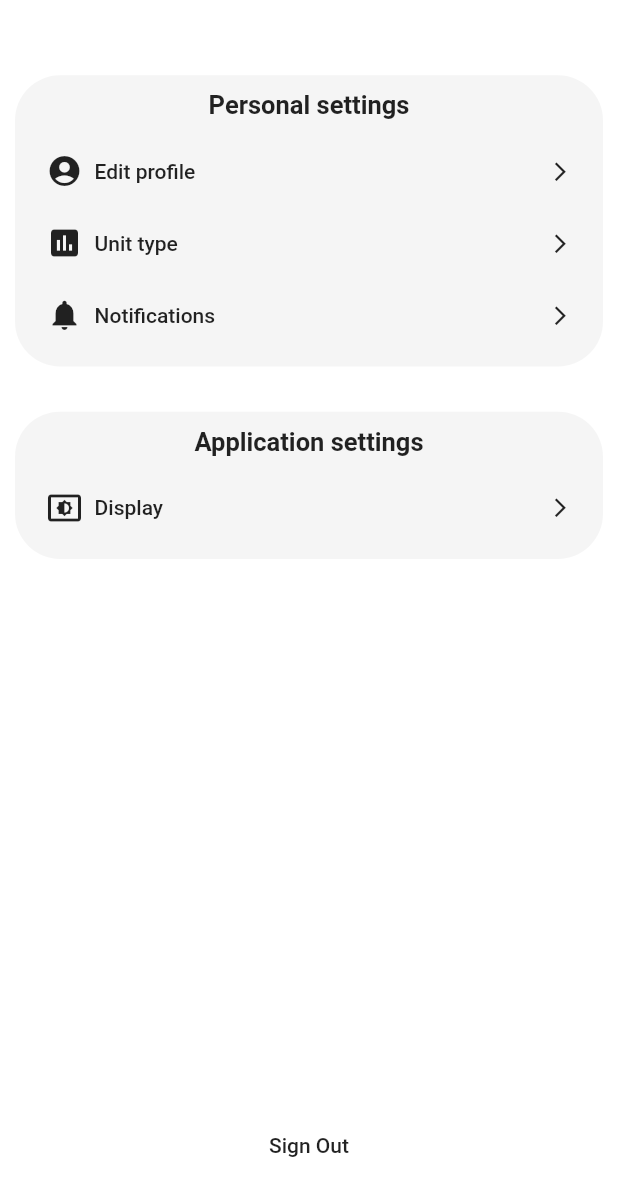
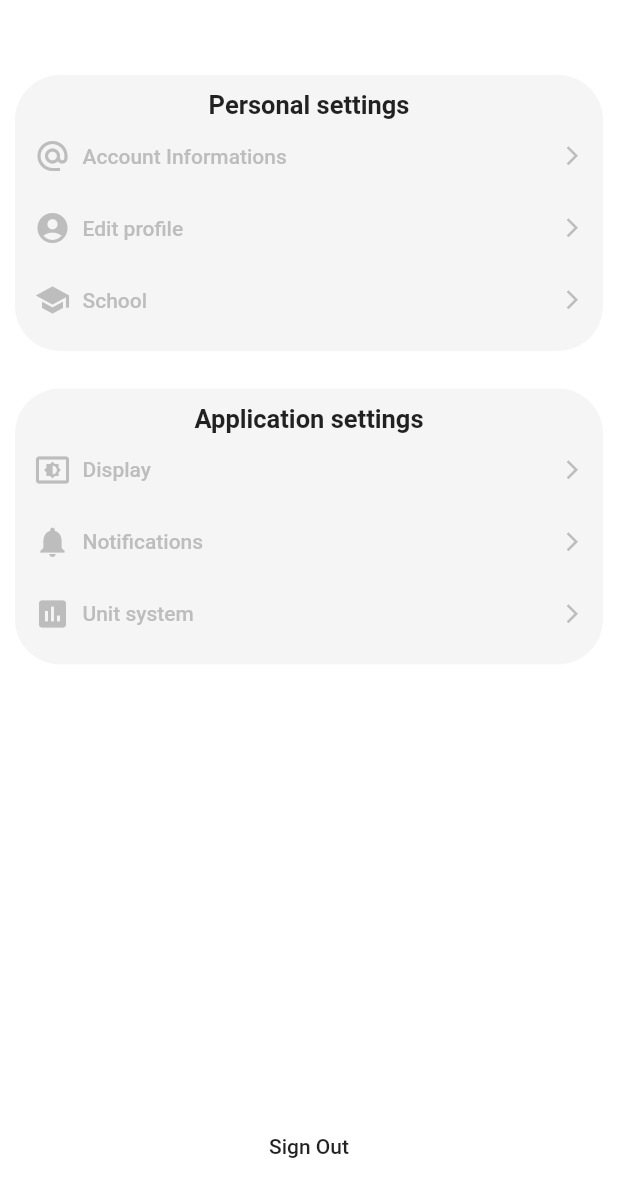
Before and after one commit to Megasix/follow_up_app, a Flutter app: the SettingsPage screen opened directly, on a phone screen of 412 x 824 dp. Shown: the top 1197 px of the screen. Run offline on Flutter 3.47's test engine with Material 2 defaults, Android fonts, the phone set to English and light mode, and no system bars; our stand-ins replace cloud_firestore, firebase_auth, firebase_core, flutter_form_builder, flutter_spinkit, geocoding and 10 more; missing offline and left inert: cloud_firestore_web, firebase_auth_web, firebase_core_web, flutter_facebook_auth, flutter_facebook_auth_web, geolocator_web and 4 more; accounts and stored records are empty.

Commit message:
Update settings_page.dart
Code improvement and update to flutter 2

```diff
--- a/lib/screens/mainMenu/settings/settings_page.dart
+++ b/lib/screens/mainMenu/settings/settings_page.dart
@@ -1,5 +1,6 @@
 import 'package:flutter/material.dart';
 import 'package:follow_up_app/screens/mainMenu/settings/display_settings_form.dart';
+import 'package:follow_up_app/screens/mainMenu/settings/unit_setting_form.dart';
 import 'package:follow_up_app/services/auth.dart';
 
 class SettingsPage extends StatelessWidget {
@@ -7,21 +8,12 @@ class SettingsPage extends StatelessWidget {
 
   @override
   Widget build(BuildContext context) {
-    const _referenceHeight = 820.5714285714286;
-    const _referenceWidth = 411.42857142857144;
-    final double contextHeight = MediaQuery.of(context).size.height;
-    final double contextWidth = MediaQuery.of(context).size.width;
-    var sameTypeVerticalPadding = 10.0 * contextHeight / _referenceHeight;
-    var generalVerticalPadding = 30.0 * contextHeight / _referenceHeight;
-    var heightRatio = contextHeight / _referenceHeight;
-    var widthRatio = contextWidth / _referenceWidth;
-
     void _showSettingsPanel(Widget settingPanel) {
       showModalBottomSheet(
           context: context,
           builder: (context) {
             return Container(
-              padding: EdgeInsets.only(left: 10.0 * widthRatio, top: 10.0 * heightRatio, right: 10.0 * widthRatio, bottom: 10.0 * heightRatio),
+              padding: EdgeInsets.all(10),
               decoration: BoxDecoration(
                 color: Theme.of(context).scaffoldBackgroundColor,
               ),
@@ -32,18 +24,24 @@ class SettingsPage extends StatelessWidget {
 
     return Scaffold(
       body: Padding(
-        padding: EdgeInsets.only(top: 50.0 * heightRatio, left: 10.0 * widthRatio, right: 10.0 * widthRatio, bottom: 50.0 * heightRatio),
+        padding: EdgeInsets.symmetric(vertical: 50, horizontal: 10),
         child: Column(
+          children: [
+            Column(
+              mainAxisSize: MainAxisSize.max,
+              mainAxisAlignment: MainAxisAlignment.spaceBetween,
               children: <Widget>[
                 SizedBox(
-              width: contextWidth,
+                  width: MediaQuery.of(context).size.width,
                   child: Container(
-                padding: EdgeInsets.only(top: 10.0 * heightRatio, left: 5.0 * widthRatio, right: 5.0 * widthRatio, bottom: 10.0 * heightRatio),
+                    padding: EdgeInsets.symmetric(vertical: 10, horizontal: 5),
                     decoration: BoxDecoration(
                       borderRadius: BorderRadius.all(Radius.circular(30.0)),
                       color: Theme.of(context).backgroundColor,
                     ),
                     child: Column(
+                      mainAxisSize: MainAxisSize.min,
+                      mainAxisAlignment: MainAxisAlignment.spaceEvenly,
                       children: <Widget>[
                         Text(
                           'Personal settings',
@@ -52,63 +50,25 @@ class SettingsPage extends StatelessWidget {
                             fontSize: 17.0,
                           ),
                         ),
-                    SizedBox(height: sameTypeVerticalPadding),
-                    FlatButton(
-                        onPressed: () {},
-                        child: Row(
-                          children: <Widget>[
-                            Icon(Icons.account_circle),
-                            SizedBox(width: 8.0 * widthRatio),
-                            Text('Edit profile'),
-                            Spacer(),
-                            Icon(
-                              Icons.arrow_forward_ios,
-                              size: 15.0,
-                            ),
-                          ],
-                        )),
-                    FlatButton(
-                        onPressed: () {},
-                        child: Row(
-                          children: <Widget>[
-                            Icon(Icons.poll),
-                            SizedBox(width: 8.0 * widthRatio),
-                            Text('Unit type'),
-                            Spacer(),
-                            Icon(
-                              Icons.arrow_forward_ios,
-                              size: 15.0,
-                            ),
-                          ],
-                        )),
-                    FlatButton(
-                        onPressed: () {},
-                        child: Row(
-                          children: <Widget>[
-                            Icon(Icons.notifications),
-                            SizedBox(width: 8.0),
-                            Text('Notifications'),
-                            Spacer(),
-                            Icon(
-                              Icons.arrow_forward_ios,
-                              size: 15.0,
-                            ),
-                          ],
-                        )),
+                        SettingButton(Icons.alternate_email, 'Account Informations', context, (){}),
+                        SettingButton(Icons.account_circle, 'Edit profile', context, (){}),
+                        SettingButton(Icons.school, 'School', context, (){}),
                       ],
                     ),
                   ),
                 ),
-            SizedBox(height: generalVerticalPadding),
+                SizedBox(height: 25,),
                 SizedBox(
-              width: contextWidth,
+                  width: MediaQuery.of(context).size.width,
                   child: Container(
-                padding: EdgeInsets.only(top: 10.0 * heightRatio, left: 5.0 * widthRatio, right: 5.0 * widthRatio, bottom: 10.0 * heightRatio),
+                    padding: EdgeInsets.symmetric(vertical: 10, horizontal: 5),
                     decoration: BoxDecoration(
                       borderRadius: BorderRadius.all(Radius.circular(30.0)),
                       color: Theme.of(context).backgroundColor,
                     ),
                     child: Column(
+                      mainAxisSize: MainAxisSize.min,
+                      mainAxisAlignment: MainAxisAlignment.spaceEvenly,
                       children: <Widget>[
                         Text(
                           'Application settings',
@@ -117,30 +77,19 @@ class SettingsPage extends StatelessWidget {
                             fontSize: 17.0,
                           ),
                         ),
-                    SizedBox(height: sameTypeVerticalPadding),
-                    FlatButton(
-                        onPressed: () {
-                          _showSettingsPanel(DisplaySettingsForm());
-                        },
-                        child: Row(
-                          children: <Widget>[
-                            Icon(Icons.settings_display),
-                            SizedBox(width: 8.0 * widthRatio),
-                            Text('Display'),
-                            Spacer(),
-                            Icon(
-                              Icons.arrow_forward_ios,
-                              size: 15.0,
-                            ),
-                          ],
-                        )),
+                        SettingButton(Icons.settings_display, 'Display', context, (){_showSettingsPanel(DisplaySettingsForm());}),
+                        SettingButton(Icons.notifications, 'Notifications', context, (){}),
+                        SettingButton(Icons.poll, 'Unit system', context, (){_showSettingsPanel(UnitSettingForm());}),
+
                       ],
                     ),
                   ),
                 ),
+              ],
+            ),
             Spacer(),
             SizedBox(
-              width: contextWidth,
+              width: MediaQuery.of(context).size.width,
               height: 20.0,
               child: FlatButton(
                 onPressed: () {
@@ -155,3 +104,21 @@ class SettingsPage extends StatelessWidget {
     );
   }
 }
+
+Widget SettingButton (IconData icon, String title, BuildContext context,void Function()? function ){
+  return TextButton(
+    style: TextButton.styleFrom(primary: Theme.of(context).accentColor),
+      onPressed: function,
+      child: Row(
+        children: <Widget>[
+          Icon(icon),
+          SizedBox(width: 8.0),
+          Text(title),
+          Spacer(),
+          Icon(
+            Icons.arrow_forward_ios,
+            size: 15.0,
+          ),
+        ],
+      ));
+}
```
Lines whose indentation alone changed are shown as unchanged.
